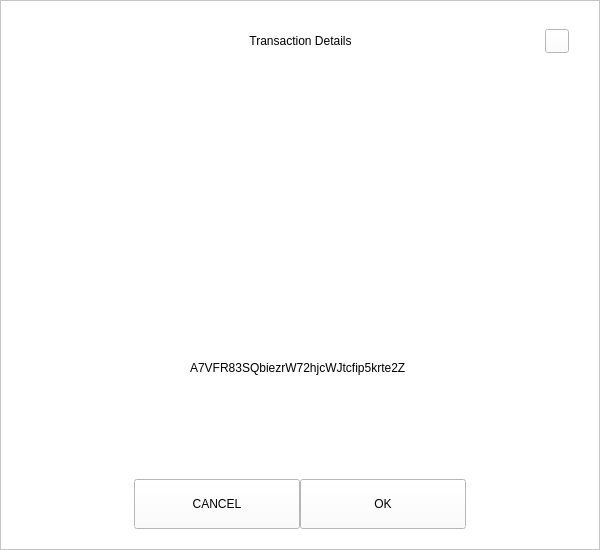
Above: src/qt/aezora/forms/receivedialog.ui from decenomy/AZR before the change. Below: the same form after it.
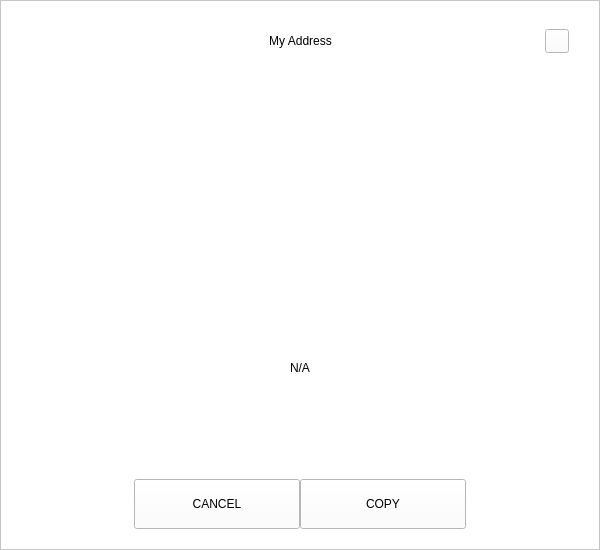
That is the form after the change.

```diff
--- a/src/qt/aezora/forms/receivedialog.ui
+++ b/src/qt/aezora/forms/receivedialog.ui
@@ -92,7 +92,7 @@
            <string notr="true">padding-left:24px;</string>
           </property>
           <property name="text">
-           <string>Transaction Details</string>
+           <string>My Address</string>
           </property>
           <property name="alignment">
            <set>Qt::AlignCenter</set>
@@ -196,7 +196,7 @@
       <item alignment="Qt::AlignHCenter">
        <widget class="QLabel" name="labelAddress">
         <property name="text">
-         <string>A7VFR83SQbiezrW72hjcWJtcfip5krte2Z </string>
+         <string notr="true">N/A</string>
         </property>
        </widget>
       </item>
@@ -265,7 +265,7 @@
            <enum>Qt::NoFocus</enum>
           </property>
           <property name="text">
-           <string>OK</string>
+           <string>COPY</string>
           </property>
          </widget>
         </item>
```
